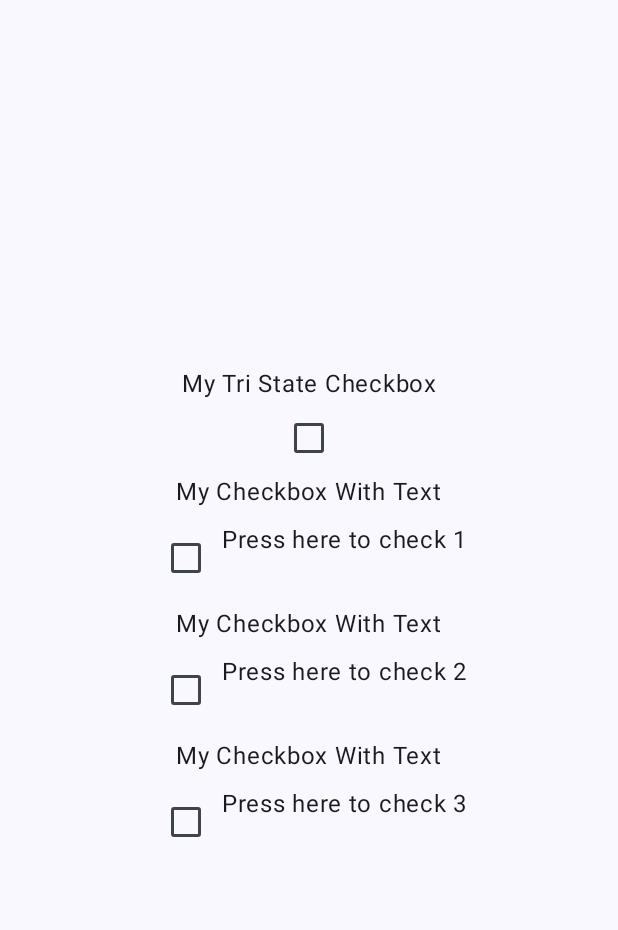
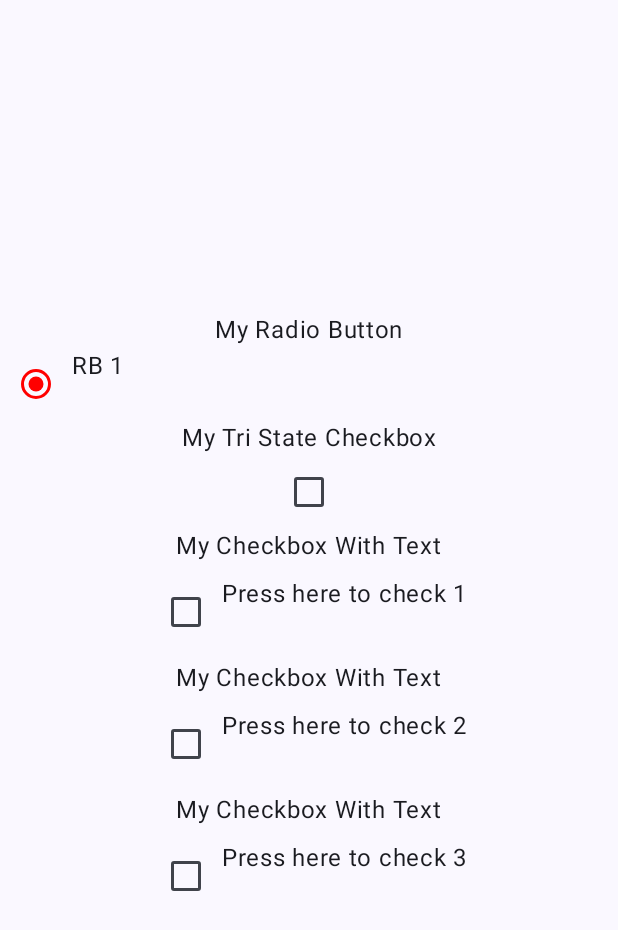
Before and after one commit to veselin0/Jetpack-Compose-Aristedes-Updated, an Android app built with Jetpack Compose: the screen it shows after launch (MainActivity), on a phone screen of 412 x 824 dp. Shown: the top 930 px of the screen. Run offline under Robolectric (Android 15) with nearby library versions, the phone set to English and light mode, and no system bars.

Commit message:
70. RadioButton

```diff
--- a/MyUpgradedApplication/app/src/main/java/com/example/myupgradedapplication/MainActivity.kt
+++ b/MyUpgradedApplication/app/src/main/java/com/example/myupgradedapplication/MainActivity.kt
@@ -19,6 +19,7 @@ import androidx.compose.ui.Modifier
 import androidx.compose.ui.tooling.preview.Devices
 import androidx.compose.ui.tooling.preview.Preview
 import com.example.myupgradedapplication.components.MyMultipleCheckboxWithText
+import com.example.myupgradedapplication.components.MyRadioButton
 import com.example.myupgradedapplication.components.MyTriStateCheckbox
 import com.example.myupgradedapplication.login.Greeting
 import com.example.myupgradedapplication.ui.theme.CheckInfo
@@ -51,6 +52,7 @@ class MainActivity : ComponentActivity() {
                         Arrangement.Center,
                         Alignment.CenterHorizontally
                     ) {
+                        MyRadioButton()
                         MyTriStateCheckbox()
                         myOptions.forEach {
                             MyMultipleCheckboxWithText(
--- a/MyUpgradedApplication/app/src/main/java/com/example/myupgradedapplication/components/SelectionControlComponents.kt
+++ b/MyUpgradedApplication/app/src/main/java/com/example/myupgradedapplication/components/SelectionControlComponents.kt
@@ -6,11 +6,15 @@ import androidx.compose.foundation.layout.Column
 import androidx.compose.foundation.layout.Row
 import androidx.compose.foundation.layout.Spacer
 import androidx.compose.foundation.layout.fillMaxSize
+import androidx.compose.foundation.layout.fillMaxWidth
 import androidx.compose.foundation.layout.height
 import androidx.compose.foundation.layout.padding
 import androidx.compose.foundation.layout.width
 import androidx.compose.material3.Checkbox
 import androidx.compose.material3.CheckboxDefaults
+import androidx.compose.material3.RadioButton
+import androidx.compose.material3.RadioButtonColors
+import androidx.compose.material3.RadioButtonDefaults
 import androidx.compose.material3.Switch
 import androidx.compose.material3.SwitchDefaults
 import androidx.compose.material3.Text
@@ -127,10 +131,26 @@ fun MyTriStateCheckbox(modifier: Modifier = Modifier) {
     var status by rememberSaveable { mutableStateOf(ToggleableState.Off) }
     Text(text = "My Tri State Checkbox")
     TriStateCheckbox(state = status, onClick = {
-        status = when(status){
+        status = when (status) {
             ToggleableState.On -> ToggleableState.Off
             ToggleableState.Off -> ToggleableState.Indeterminate
             ToggleableState.Indeterminate -> ToggleableState.On
         }
     })
 }
+
+@Composable
+fun MyRadioButton(modifier: Modifier = Modifier) {
+    Text(text = "My Radio Button")
+    Row(modifier = Modifier.fillMaxWidth()) {
+        RadioButton(
+            onClick = {}, selected = true, enabled = true, colors = RadioButtonDefaults.colors(
+                selectedColor = Color.Red,
+                unselectedColor = Color.Green,
+                disabledSelectedColor = Color.LightGray,
+                disabledUnselectedColor = Color.LightGray
+            )
+        )
+        Text(text = "RB 1")
+    }
+}
```
